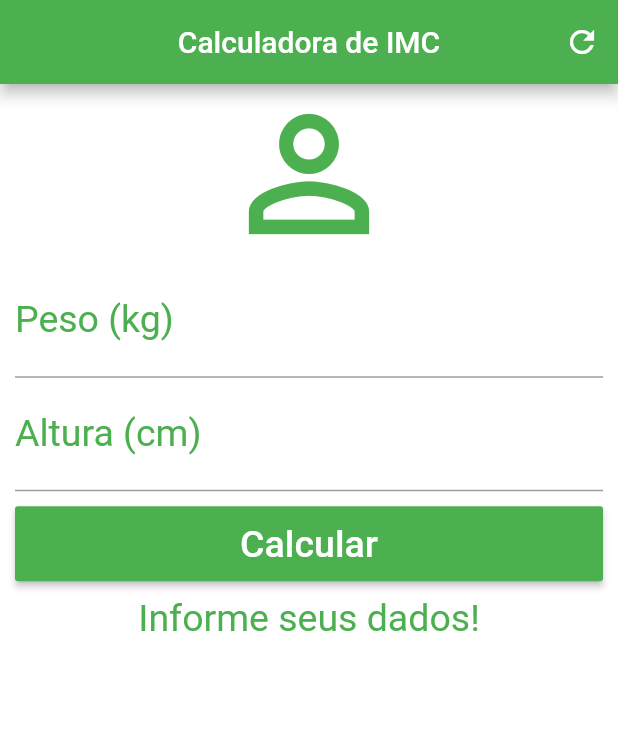
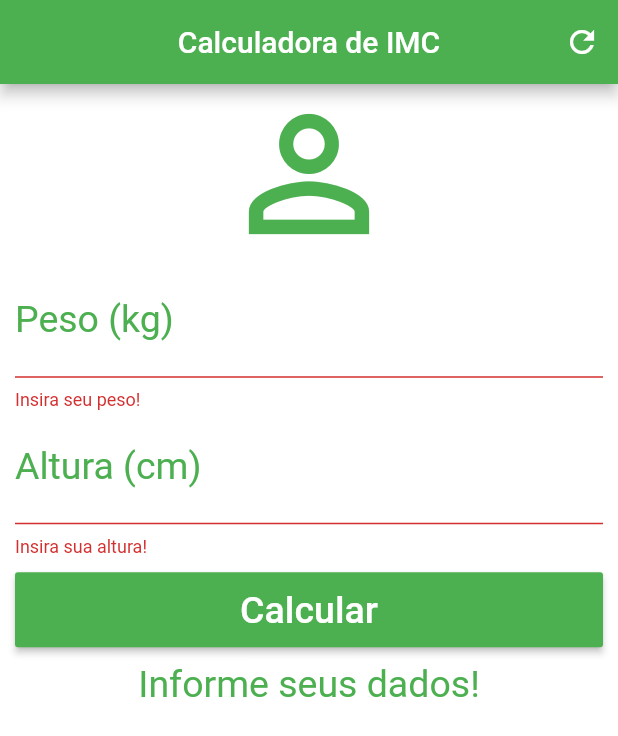
Before and after one commit to dieinimymaganha/flutter_udemy, a Flutter app: the screen it shows after launch, after a tap on "Calcular", on a phone screen of 412 x 824 dp. Shown: the top 736 px of the screen. Run offline on Flutter 3.47's test engine with Material 2 defaults, Android fonts, the phone set to English and light mode, and no system bars.

Commit message:
Finalizado calculadora

```diff
--- a/calculadora_imc/lib/main.dart
+++ b/calculadora_imc/lib/main.dart
@@ -13,23 +13,26 @@ class Home extends StatefulWidget {
 }
 
 class _HomeState extends State<Home> {
-  TextEditingController weightControler = TextEditingController();
-  TextEditingController heightControler = TextEditingController();
+  GlobalKey<FormState> _formKey = GlobalKey<FormState>();
+
+  TextEditingController weightController = TextEditingController();
+  TextEditingController heightController = TextEditingController();
 
   String _infoText = 'Informe seus dados!';
 
-  void _resetFields() {
-    weightControler.text = '';
-    heightControler.text = '';
+  void _resetFields(){
+    weightController.text = "";
+    heightController.text = "";
     setState(() {
-      _infoText = 'Informe seus dados!';
+      _infoText = "Informe seus dados!";
+      _formKey = GlobalKey<FormState>();    // ADICIONE ESTA LINHA!
     });
   }
 
   void _calculate() {
     setState(() {
-      double weight = double.parse(weightControler.text);
-      double heigth = double.parse(heightControler.text) / 100;
+      double weight = double.parse(weightController.text);
+      double heigth = double.parse(heightController.text) / 100;
       double imc = weight / (heigth * heigth);
       if (imc < 18.6) {
         _infoText = 'Abaixo do peso (${imc.toStringAsPrecision(4)})';
@@ -66,6 +69,8 @@ class _HomeState extends State<Home> {
       backgroundColor: Colors.white,
       body: SingleChildScrollView(
         padding: EdgeInsets.fromLTRB(10.0, 0.0, 10.0, 0.0),
+        child: Form(
+          key: _formKey,
           child: Column(
             crossAxisAlignment: CrossAxisAlignment.stretch,
             children: <Widget>[
@@ -74,23 +79,35 @@ class _HomeState extends State<Home> {
                 size: 120.0,
                 color: Colors.green,
               ),
-            TextField(
+              TextFormField(
                 keyboardType: TextInputType.number,
                 decoration: InputDecoration(
                     labelText: 'Peso (kg)',
                     labelStyle: TextStyle(color: Colors.green)),
                 textAlign: TextAlign.center,
                 style: TextStyle(color: Colors.green, fontSize: 25.0),
-              controller: weightControler,
+                controller: weightController,
+                validator: (value) {
+                  if (value.isEmpty) {
+                    return 'Insira seu peso!';
+                  }
+                  return null;
+                },
               ),
-            TextField(
+              TextFormField(
                 keyboardType: TextInputType.number,
                 decoration: InputDecoration(
                     labelText: 'Altura (cm)',
                     labelStyle: TextStyle(color: Colors.green)),
                 textAlign: TextAlign.center,
                 style: TextStyle(color: Colors.green, fontSize: 25.0),
-              controller: heightControler,
+                controller: heightController,
+                validator: (value) {
+                  if (value.isEmpty) {
+                    return 'Insira sua altura!';
+                  }
+                  return null;
+                },
               ),
               Padding(
                 padding: const EdgeInsets.only(top: 10.0, bottom: 10.0),
@@ -98,7 +115,9 @@ class _HomeState extends State<Home> {
                   height: 50.0,
                   child: RaisedButton(
                     onPressed: () {
+                      if (_formKey.currentState.validate()) {
                         _calculate();
+                      }
                     },
                     child: Text(
                       'Calcular',
@@ -116,6 +135,7 @@ class _HomeState extends State<Home> {
             ],
           ),
         ),
+      ),
     );
   }
 }
```
Lines whose indentation alone changed are shown as unchanged.
